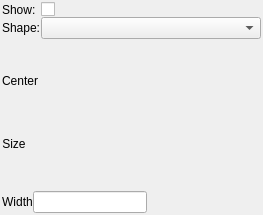
Qt form src/firefly/area_detector_overlay.ui (spc-group/haven) before a commit.
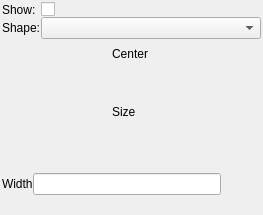
The same form after that commit. Custom widgets are drawn as their Qt base class.

Commit message: Reopen and save overlay ui file

The edit to the form file:
```diff
--- a/src/firefly/area_detector_overlay.ui
+++ b/src/firefly/area_detector_overlay.ui
@@ -107,9 +107,6 @@
          <property name="text">
           <string>Center</string>
          </property>
-         <property name="alignment">
-          <set>Qt::AlignmentFlag::AlignCenter</set>
-         </property>
         </widget>
        </item>
        <item>
@@ -144,9 +141,6 @@
      </item>
      <item>
       <spacer name="horizontalSpacer_4">
-       <property name="orientation">
-        <enum>Qt::Orientation::Horizontal</enum>
-       </property>
        <property name="sizeHint" stdset="0">
         <size>
          <width>40</width>
@@ -188,9 +182,6 @@
          <property name="text">
           <string>Size</string>
          </property>
-         <property name="alignment">
-          <set>Qt::AlignmentFlag::AlignCenter</set>
-         </property>
         </widget>
        </item>
        <item>
@@ -216,9 +207,6 @@
      </item>
      <item>
       <spacer name="horizontalSpacer_5">
-       <property name="orientation">
-        <enum>Qt::Orientation::Horizontal</enum>
-       </property>
        <property name="sizeHint" stdset="0">
         <size>
          <width>40</width>
@@ -238,9 +226,6 @@
          <property name="text">
           <string>Width</string>
          </property>
-         <property name="alignment">
-          <set>Qt::AlignmentFlag::AlignCenter</set>
-         </property>
         </widget>
        </item>
       </layout>
@@ -254,9 +239,6 @@
      </item>
      <item>
       <spacer name="horizontalSpacer_8">
-       <property name="orientation">
-        <enum>Qt::Orientation::Horizontal</enum>
-       </property>
        <property name="sizeHint" stdset="0">
         <size>
          <width>40</width>
```
